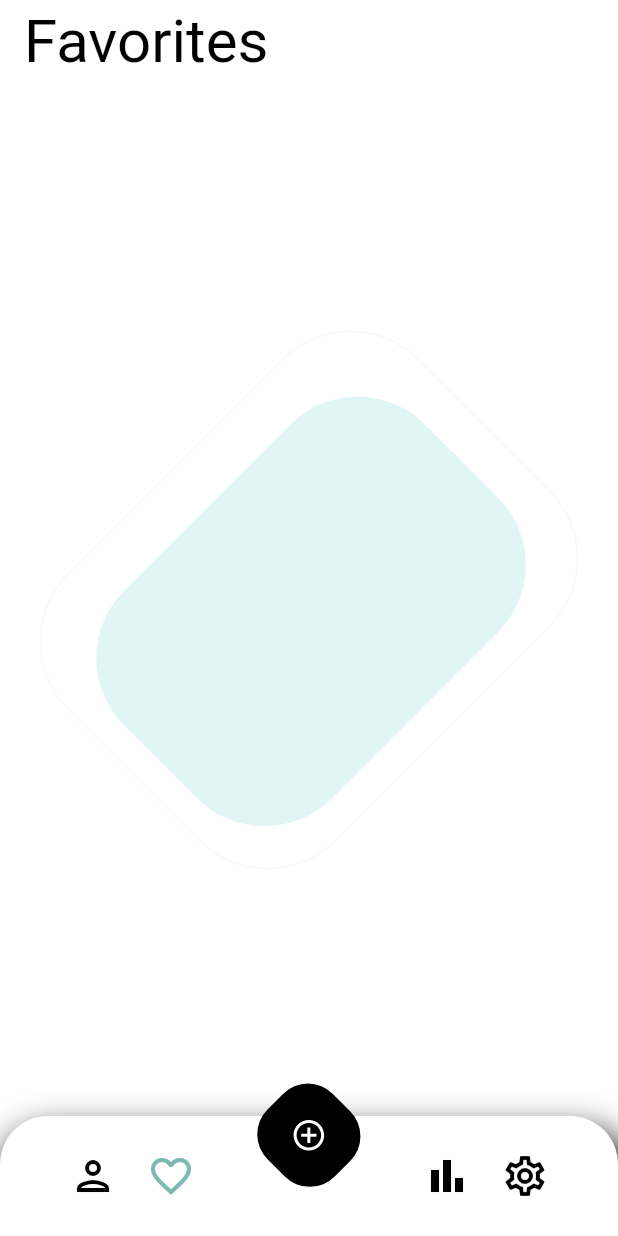
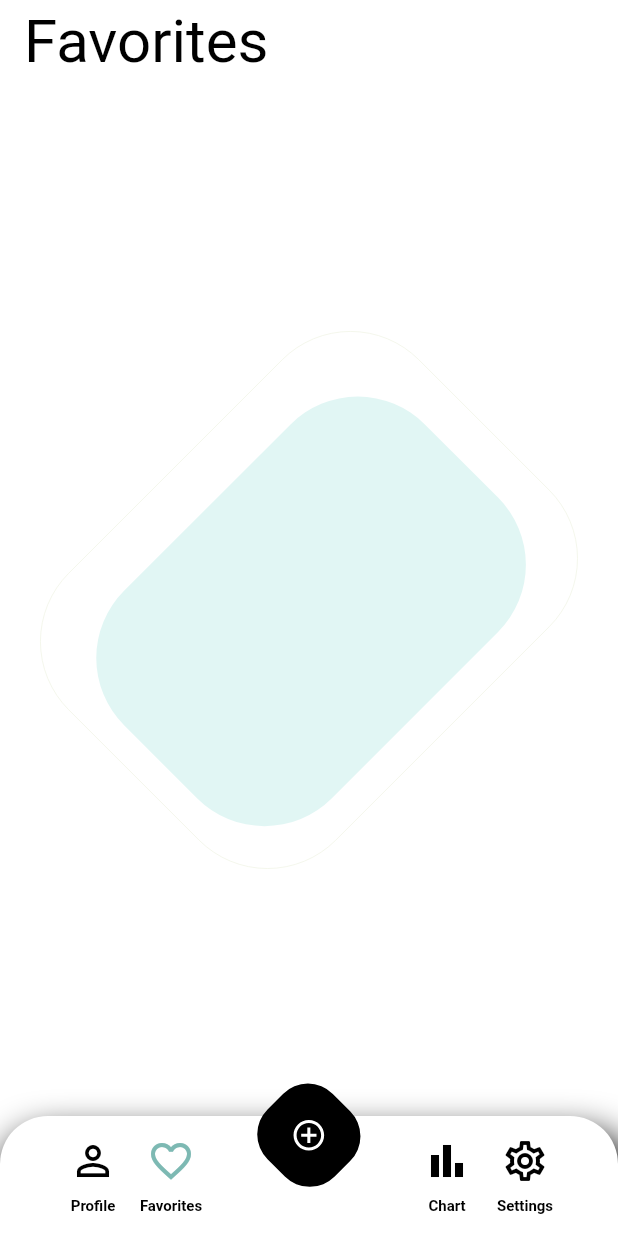
Before and after one commit to mostafa-aziz/pomodoro-timer, a Flutter app: the screen it shows after launch, swiped to page 2, on a phone screen of 412 x 824 dp. Run offline on Flutter 3.47's test engine with Material 2 defaults, Android fonts, the phone set to English and light mode, and no system bars; our stand-ins replace dartx, flutter_mobx, flutter_svg, mobx, permission_handler, shared_preferences and 1 more; generated files the repository leaves out were written again; network calls fail.

Commit message:
Custom nav button

```diff
--- a/lib/main/main_component.dart
+++ b/lib/main/main_component.dart
@@ -4,7 +4,7 @@ import 'package:pomodoro_timer/main/profile/profile_component.dart';
 import 'package:pomodoro_timer/main/settings/settings_component.dart';
 import 'package:pomodoro_timer/main/statistics/statistics_component.dart';
 import 'package:pomodoro_timer/main/timer/timer_component.dart';
-import 'package:pomodoro_timer/widgets/app_navigation_bar.dart';
+import 'package:pomodoro_timer/widgets/navigation_bar/app_navigation_bar.dart';
 
 class MainComponent extends StatefulWidget {
   const MainComponent({Key? key}) : super(key: key);
--- a/lib/widgets/app_navigation_bar.dart
+++ b/lib/widgets/navigation_bar/app_navigation_bar.dart
@@ -1,6 +1,7 @@
 import 'package:flutter/material.dart';
 import 'package:flutter_svg/flutter_svg.dart';
 import 'package:pomodoro_timer/core_style/colors.dart';
+import 'package:pomodoro_timer/widgets/navigation_bar/app_navigation_bar_button.dart';
 
 class AppNavigationBar extends StatefulWidget {
   final int selectedIndex;
@@ -40,24 +41,18 @@ class _CustomBottomNavigationBarState extends State<AppNavigationBar> {
         child: Row(
           mainAxisAlignment: MainAxisAlignment.center,
           children: [
-            IconButton(
-              icon: const Icon(
-                Icons.person_outlined,
-                size: 32.0,
-              ),
+            AppNavigationBarButton(
+              icon: Icons.person_outline,
               onPressed: () => widget.onTap(0),
-              color: _getOutlineColorForButton(0),
+              title: 'Profile',
+              isSelected: widget.selectedIndex == 0,
             ),
             const SizedBox(width: 4.0),
-            SizedBox(
-              child: IconButton(
-                icon: const Icon(
-                  Icons.favorite_border,
-                  size: 32.0,
-                ),
-                onPressed: () => widget.onTap(1),
-                color: _getOutlineColorForButton(1),
-              ),
+            AppNavigationBarButton(
+              icon: Icons.favorite_border,
+              onPressed: () => widget.onTap(1),
+              title: 'Favorites',
+              isSelected: widget.selectedIndex == 1,
             ),
             const SizedBox(width: 4.0),
             Transform.scale(
@@ -74,38 +69,26 @@ class _CustomBottomNavigationBarState extends State<AppNavigationBar> {
                             'assets/icons/nav_button_timer.svg',
                           ),
                     onPressed: () => widget.onTap(2),
-                    color: _getOutlineColorForButton(2),
                     padding: EdgeInsets.zero,
                   ),
                 ),
               ),
             ),
             const SizedBox(width: 4.0),
-            SizedBox(
-              child: IconButton(
-                icon: const Icon(
-                  Icons.bar_chart_outlined,
-                  size: 32.0,
-                ),
-                onPressed: () => widget.onTap(3),
-                color: _getOutlineColorForButton(3),
-              ),
+            AppNavigationBarButton(
+              icon: Icons.bar_chart_outlined,
+              onPressed: () => widget.onTap(3),
+              title: 'Chart',
+              isSelected: widget.selectedIndex == 3,
             ),
             const SizedBox(width: 4.0),
-            SizedBox(
-              child: IconButton(
-                icon: const Icon(
-                  Icons.settings_outlined,
-                  size: 32.0,
-                ),
-                onPressed: () => widget.onTap(4),
-                color: _getOutlineColorForButton(4),
-              ),
+            AppNavigationBarButton(
+              icon: Icons.settings_outlined,
+              onPressed: () => widget.onTap(4),
+              title: 'Settings',
+              isSelected: widget.selectedIndex == 4,
             ),
           ],
         ),
       );
-
-  Color _getOutlineColorForButton(int index) =>
-      widget.selectedIndex == index ? COLOR_SCHEME_POMODORO.outline : Colors.black;
 }
--- /dev/null
+++ b/lib/widgets/navigation_bar/app_navigation_bar_button.dart
@@ -0,0 +1,42 @@
+import 'package:flutter/material.dart';
+import 'package:pomodoro_timer/core_style/colors.dart';
+import 'package:pomodoro_timer/core_utils/context_utils.dart';
+
+class AppNavigationBarButton extends StatelessWidget {
+  final IconData icon;
+  final Function() onPressed;
+  final String title;
+  final bool isSelected;
+
+  const AppNavigationBarButton({
+    Key? key,
+    required this.icon,
+    required this.onPressed,
+    required this.title,
+    required this.isSelected,
+  }) : super(key: key);
+
+  @override
+  Widget build(BuildContext context) => Column(
+        mainAxisSize: MainAxisSize.min,
+        children: [
+          IconButton(
+            icon: Icon(
+              icon,
+              size: 32.0,
+            ),
+            onPressed: onPressed,
+            color: _getOutlineColorForButton(),
+          ),
+          Padding(
+            padding: const EdgeInsets.only(bottom: 8.0),
+            child: Text(
+              title,
+              style: context.textStyles.bodySmall?.copyWith(color: Colors.black),
+            ),
+          ),
+        ],
+      );
+
+  Color _getOutlineColorForButton() => isSelected ? COLOR_SCHEME_POMODORO.outline : Colors.black;
+}
```
